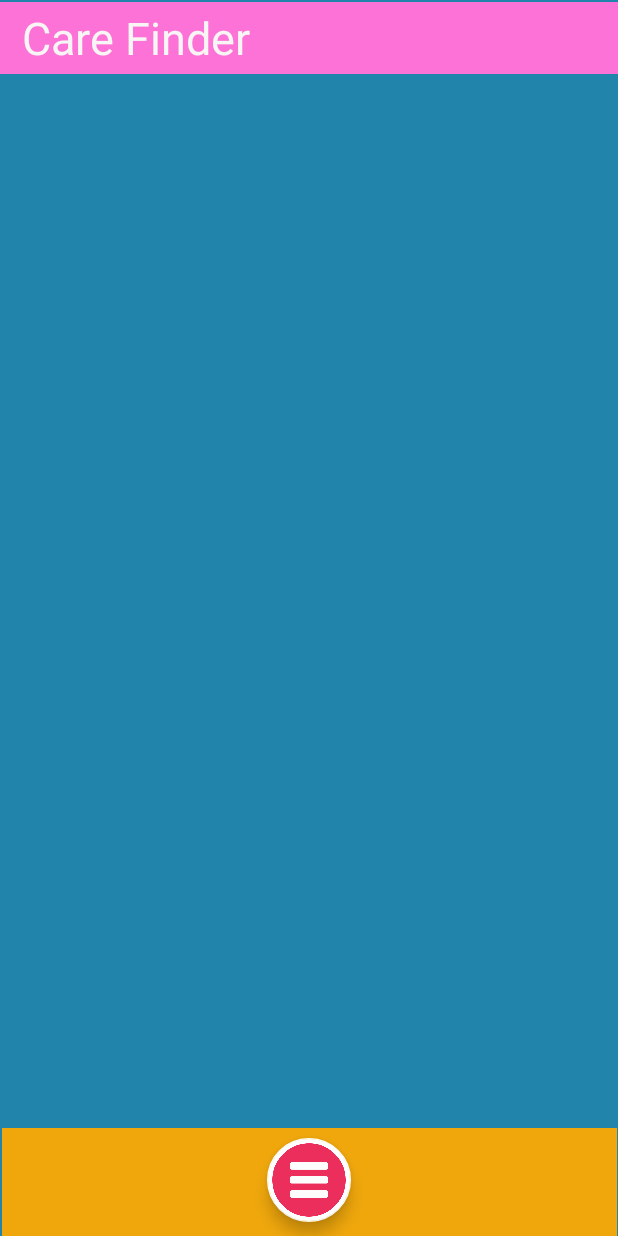
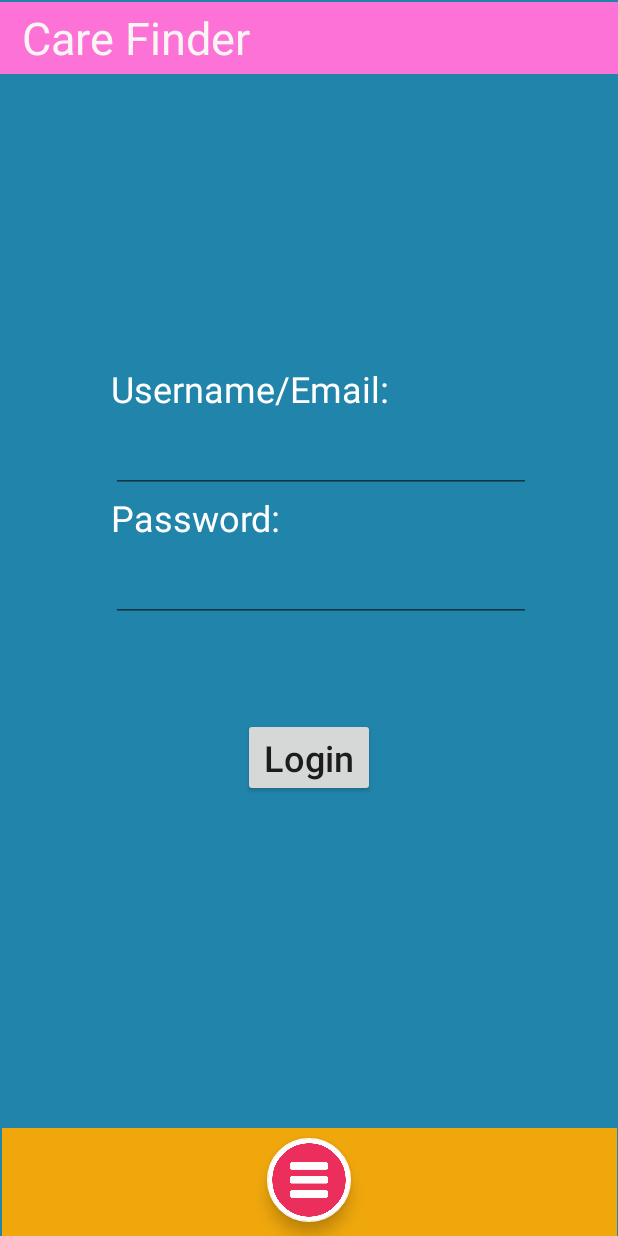
Before and after one commit to AnthonyMSalvati/CareFinder, an Android app: the layout login_.xml on its own in the app's theme, with its tools: preview values and no code run, on a phone screen of 412 x 824 dp. Run offline under Robolectric (Android 15) with nearby library versions, the phone set to English and light mode, and no system bars; Roboto replaces fonts that are not available here.

Commit message:
created login page

```diff
--- a/app/src/main/res/layout/login..xml
+++ b/app/src/main/res/layout/login..xml
@@ -31,4 +31,66 @@
         android:clickable="true" android:foreground="@drawable/home_button"
         app:backgroundTint="#FFFFFF" app:srcCompat="@drawable/home_button" />
 
+    <TextView
+        android:id="@+id/ask_user"
+        android:layout_width="wrap_content"
+        android:layout_height="wrap_content"
+        android:layout_alignLeft="@id/anchor"
+        android:layout_alignTop="@id/anchor"
+        android:layout_marginLeft="-132dp"
+        android:layout_marginTop="-159dp"
+        android:text="Username/Email:"
+        android:textColor="#FFFFFF"
+        android:textSize="24sp" />
+
+    <TextView
+        android:id="@+id/anchor"
+        android:layout_width="wrap_content"
+        android:layout_height="wrap_content"
+        android:layout_centerInParent="true" />
+
+    <EditText
+        android:id="@+id/username_field"
+        android:layout_width="wrap_content"
+        android:layout_height="wrap_content"
+        android:layout_below="@id/ask_user"
+        android:layout_alignLeft="@id/ask_user"
+        android:ems="10"
+        android:inputType="textEmailAddress"
+        android:textColor="#FFFFFF"
+        android:textSize="24sp" />
+
+    <EditText
+        android:id="@+id/password_field"
+        android:layout_width="wrap_content"
+        android:layout_height="wrap_content"
+        android:layout_below="@id/ask_password"
+        android:layout_alignLeft="@id/ask_password"
+        android:ems="10"
+        android:inputType="textPersonName"
+        android:textColor="#FFFFFF"
+        android:textSize="24sp" />
+
+    <TextView
+        android:id="@+id/ask_password"
+        android:layout_width="wrap_content"
+        android:layout_height="wrap_content"
+        android:layout_below="@id/username_field"
+        android:layout_alignLeft="@id/username_field"
+        android:text="Password:"
+        android:textColor="#FFFFFF"
+        android:textSize="24sp" />
+
+    <Button
+        android:id="@+id/login_try"
+        android:layout_width="wrap_content"
+        android:layout_height="wrap_content"
+        android:layout_below="@id/password_field"
+        android:layout_centerInParent="false"
+        android:layout_centerHorizontal="true"
+        android:layout_marginTop="64dp"
+        android:text="Login"
+        android:textAllCaps="false"
+        android:textSize="24sp" />
+
 </RelativeLayout>
```
